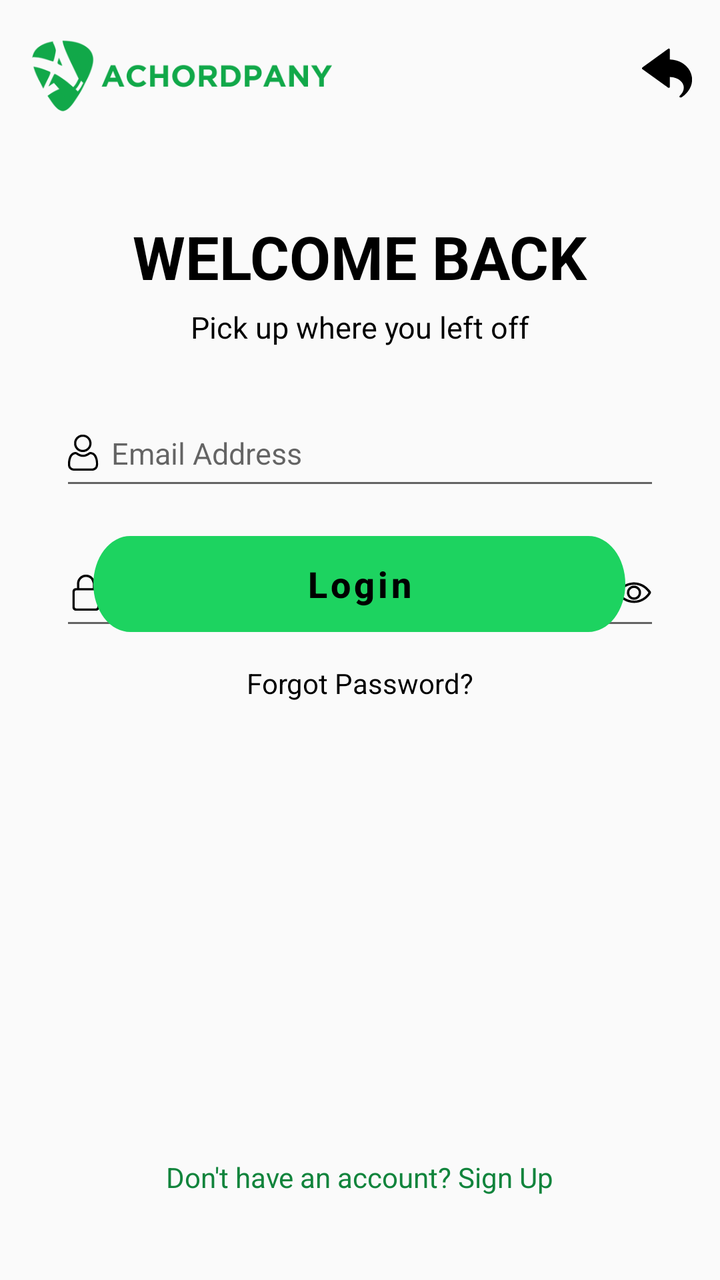
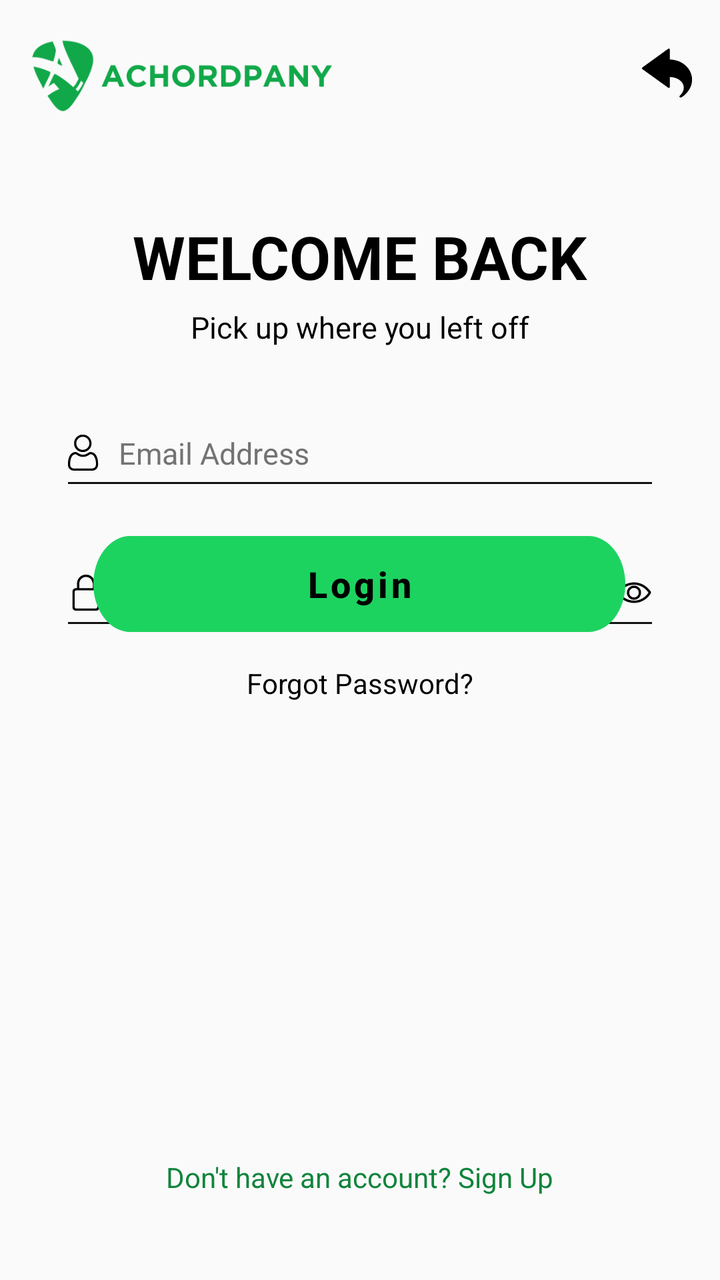

Two renders of the same Android screen: before a commit and after it. Below are the layout's source before the change and the commit's diff.
<!-- AndroidManifest.xml: activity theme Theme.Achordpany -->
<!-- res/layout/activity_login.xml -->
<?xml version="1.0" encoding="utf-8"?>
<androidx.constraintlayout.widget.ConstraintLayout
    xmlns:android="http://schemas.android.com/apk/res/android"
    xmlns:app="http://schemas.android.com/apk/res-auto"
    xmlns:tools="http://schemas.android.com/tools"
    android:layout_width="match_parent"
    android:layout_height="match_parent"
    android:background="@color/background_light"
    tools:context="com.example.achordpany.MainActivity">

    
    <ImageView
        android:id="@+id/btnBack"
        android:layout_width="25dp"
        android:layout_height="25dp"
        android:layout_marginTop="24dp"
        android:contentDescription="@string/image_description"
        app:layout_constraintEnd_toEndOf="parent"
        app:layout_constraintHorizontal_bias="0.958"
        app:layout_constraintStart_toStartOf="parent"
        app:layout_constraintTop_toTopOf="parent"
        app:srcCompat="@drawable/ic_return_black_24dp" />

    
    <ImageView
        android:id="@+id/logoImageView"
        android:layout_width="150dp"
        android:layout_height="70dp"
        android:layout_marginStart="16dp"
        android:layout_marginBottom="36dp"
        android:contentDescription="Logo"
        app:layout_constraintBottom_toTopOf="@+id/heading1"
        app:layout_constraintStart_toStartOf="parent"
        app:srcCompat="@drawable/logo_light"
        tools:ignore="HardcodedText" />

    
    <TextView
        android:id="@+id/heading1"
        android:layout_width="wrap_content"
        android:layout_height="wrap_content"
        android:layout_marginTop="108dp"
        android:text="WELCOME BACK"
        android:textColor="@android:color/black"
        android:textSize="30sp"
        android:textStyle="bold"
        app:layout_constraintEnd_toEndOf="parent"
        app:layout_constraintStart_toStartOf="parent"
        app:layout_constraintTop_toTopOf="parent"
        tools:ignore="HardcodedText" />

    
    <TextView
        android:id="@+id/heading2"
        android:layout_width="wrap_content"
        android:layout_height="wrap_content"
        android:text="Pick up where you left off"
        android:textColor="@android:color/black"
        android:textSize="15sp"
        android:layout_marginTop="5dp"
        app:layout_constraintEnd_toEndOf="parent"
        app:layout_constraintStart_toStartOf="parent"
        app:layout_constraintTop_toBottomOf="@id/heading1"
        tools:ignore="HardcodedText" />

    
    <EditText
        android:id="@+id/editTextUsername"
        android:layout_width="300dp"
        android:layout_height="50dp"
        android:layout_marginTop="200dp"
        android:drawableStart="@drawable/ic_user_black"
        android:hint=" Email Address"
        android:importantForAutofill="no"
        android:inputType="textEmailAddress"
        android:textColor="#737373"
        android:textSize="15sp"
        app:layout_constraintEnd_toEndOf="parent"
        app:layout_constraintStart_toStartOf="parent"
        app:layout_constraintTop_toTopOf="parent"
        tools:ignore="HardcodedText" />

    
    <EditText
        android:id="@+id/editTextPassword"
        android:layout_width="300dp"
        android:layout_height="50dp"
        android:layout_marginTop="270dp"
        android:drawableStart="@drawable/ic_lock_black"
        android:drawableEnd="@drawable/ic_eye_black"
        android:importantForAutofill="no"
        android:inputType="textVisiblePassword"
        android:text=" Password"
        android:textColor="#737373"
        android:textSize="15sp"
        app:layout_constraintEnd_toEndOf="parent"
        app:layout_constraintStart_toStartOf="parent"
        app:layout_constraintTop_toTopOf="parent"
        tools:ignore="HardcodedText" />

    
    <Button
        android:id="@+id/buttonLogin"
        style="@style/RoundedButtonStyle"
        android:layout_marginBottom="324dp"
        android:text="Login"
        android:textAllCaps="false"
        android:textColor="@color/black"
        android:textSize="18sp"
        android:textStyle="bold"
        app:layout_constraintBottom_toBottomOf="parent"
        app:layout_constraintEnd_toEndOf="parent"
        app:layout_constraintHorizontal_bias="0.496"
        app:layout_constraintStart_toStartOf="parent"
        tools:ignore="HardcodedText" />

    
    <TextView
        android:id="@+id/textForgotPassword"
        android:layout_width="wrap_content"
        android:layout_height="wrap_content"
        android:layout_marginTop="16dp"
        android:text="Forgot Password?"
        android:textColor="@android:color/black"
        android:textSize="14sp"
        app:layout_constraintEnd_toEndOf="parent"
        app:layout_constraintStart_toStartOf="parent"
        app:layout_constraintTop_toBottomOf="@id/buttonLogin"
        tools:ignore="HardcodedText" />

    
    <TextView
        android:id="@+id/textNoAccount"
        android:layout_width="wrap_content"
        android:layout_height="wrap_content"
        android:layout_marginTop="228dp"
        android:text="Don't have an account? Sign Up"
        android:textColor="#FF11843C"
        android:textSize="14sp"
        app:layout_constraintEnd_toEndOf="parent"
        app:layout_constraintStart_toStartOf="parent"
        app:layout_constraintTop_toBottomOf="@id/textForgotPassword"
        tools:ignore="HardcodedText" />

</androidx.constraintlayout.widget.ConstraintLayout>
<!-- resources referenced by this layout -->
<resources>
  <color name="background_light">#FFFAFAFA</color>
  <color name="black">#FF000000</color>
  <!-- drawable ic_eye_black: vector/xml drawable (drawable, 3278 chars, omitted) -->
  <!-- drawable ic_lock_black: vector/xml drawable (drawable, 6104 chars, omitted) -->
  <!-- drawable ic_return_black_24dp: vector/xml drawable (drawable, 4053 chars, omitted) -->
  <!-- drawable ic_user_black: vector/xml drawable (drawable, 4708 chars, omitted) -->
  <!-- drawable logo_light: png bitmap (drawable, 13407 bytes) -->
  <string name="image_description">Return</string>
  <style name="RoundedButtonStyle">
          <item name="android:background">@drawable/btn_login_light</item>
          <item name="android:textColor">#FFFFFF</item> 
          <item name="android:textSize">16sp</item> 
          <item name="android:layout_width">wrap_content</item>
          <item name="android:layout_height">wrap_content</item>
      </style>
  <style name="Theme.Achordpany" parent="Theme.MaterialComponents.DayNight.NoActionBar">
          
          <item name="android:windowBackground">@color/background_light</item>
          
          <item name="colorPrimary">@color/light_green</item>
          <item name="colorPrimaryVariant">@color/light_green_700</item>
          <item name="colorOnPrimary">@color/text_dark</item>
          
          <item name="colorSecondary">@color/dark_green_200</item>
          <item name="colorSecondaryVariant">@color/dark_green_700</item>
          <item name="colorOnSecondary">@color/text_dark</item>
          
          <item name="android:statusBarColor">?attr/colorPrimaryVariant</item>
          
          <item name="bottomNavigationStyle">@style/Widget.BottomNavigationView</item>
  
      </style>
  <!-- drawable btn_login_light (drawable) -->
  <vector xmlns:android="http://schemas.android.com/apk/res/android"
      android:width="266dp"
      android:height="37dp"
      android:viewportWidth="266"
      android:viewportHeight="37">
    <path
        android:pathData="M18.5,0L247.5,0A18.5,18.5 0,0 1,266 18.5L266,18.5A18.5,18.5 0,0 1,247.5 37L18.5,37A18.5,18.5 0,0 1,0 18.5L0,18.5A18.5,18.5 0,0 1,18.5 0z"
        android:fillColor="#00DB4D"/>
  </vector>
  <color name="light_green">#FF1DD360</color>
  <color name="light_green_700">#FF11843C</color>
  <color name="text_dark">#FF121212</color>
  <color name="dark_green_200">#FFAEFFCB</color>
  <color name="dark_green_700">#FF009635</color>
  <style name="Widget.BottomNavigationView" parent="Widget.MaterialComponents.BottomNavigationView">
          <item name="itemIconTint">@color/bottom_nav_color</item>
          <item name="itemTextColor">@color/bottom_nav_color</item>
      </style>
</resources>

<!-- the commit's change to res/layout/activity_login.xml (unified diff, before → after) -->
@@ -70,14 +70,14 @@
         android:layout_height="50dp"
         android:layout_marginTop="200dp"
         android:drawableStart="@drawable/ic_user_black"
-        android:hint=" Email Address"
+        android:hint="  Email Address"
         android:importantForAutofill="no"
         android:inputType="textEmailAddress"
-        android:textColor="#737373"
         android:textSize="15sp"
         app:layout_constraintEnd_toEndOf="parent"
         app:layout_constraintStart_toStartOf="parent"
         app:layout_constraintTop_toTopOf="parent"
+        style="@style/EditTextStyle"
         tools:ignore="HardcodedText" />
 
     
@@ -90,8 +90,8 @@
         android:drawableEnd="@drawable/ic_eye_black"
         android:importantForAutofill="no"
         android:inputType="textVisiblePassword"
-        android:text=" Password"
-        android:textColor="#737373"
+        android:hint="  Password"
+        style="@style/EditTextStyle"
         android:textSize="15sp"
         app:layout_constraintEnd_toEndOf="parent"
         app:layout_constraintStart_toStartOf="parent"
<!-- resource entries referenced after the edit -->
@@ -8,6 +8,10 @@
   <!-- drawable ic_user_black: vector/xml drawable (drawable, 4708 chars, omitted) -->
   <!-- drawable logo_light: png bitmap (drawable, 13407 bytes) -->
   <string name="image_description">Return</string>
+  <style name="EditTextStyle">
+          <item name="android:textColor">#737373</item>
+          <item name="android:textColorHint">#737373</item>
+      </style>
   <style name="RoundedButtonStyle">
           <item name="android:background">@drawable/btn_login_light</item>
           <item name="android:textColor">#FFFFFF</item> 
@@ -30,6 +34,9 @@
           <item name="android:statusBarColor">?attr/colorPrimaryVariant</item>
           
           <item name="bottomNavigationStyle">@style/Widget.BottomNavigationView</item>
+          <item name="colorControlNormal">#121212</item>
+          <item name="colorControlActivated">#11A849</item>
+          <item name="colorControlHighlight">#11A849</item>
   
       </style>
   <!-- drawable btn_login_light (drawable) -->
